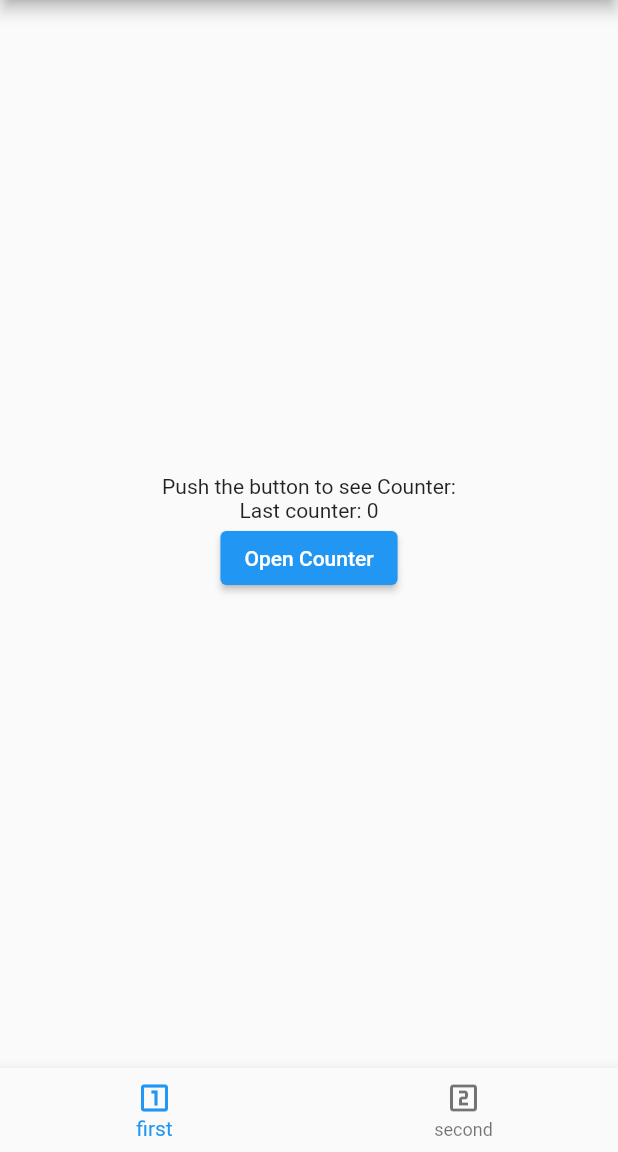
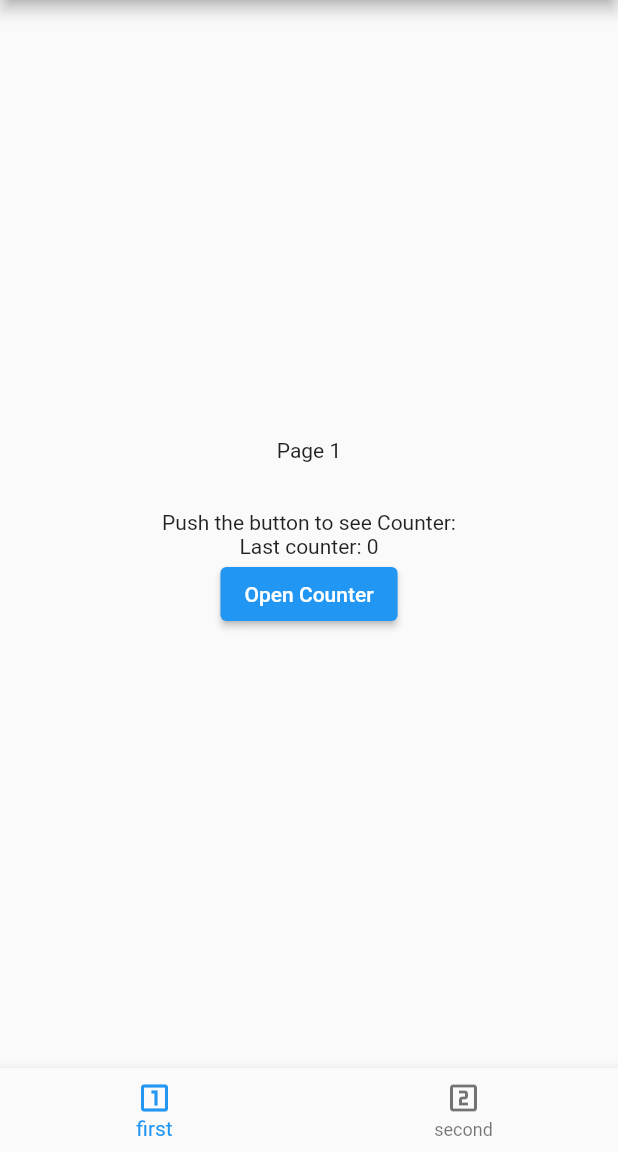
Before and after one commit to XUXAYM/navigator, a Flutter app: the screen it shows after launch, on a phone screen of 412 x 824 dp, the part 84-1236 px from its top. Run offline on Flutter 3.47's test engine with Material 2 defaults, Android fonts, the phone set to English and light mode, and no system bars.

Commit message:
Some fixes

```diff
--- a/lib/main.dart
+++ b/lib/main.dart
@@ -50,7 +50,7 @@ class _HomePageState extends State<HomePage> {
       appBar: AppBar(
         title: const Text(DemoApp.title),
       ),
-      // body: _tabs[_index]
+      //body: _tabs[_index],
       body: IndexedStack(
         index: _index,
         children: _tabs,
@@ -98,6 +98,8 @@ class _HomeContentState extends State<HomeContent> {
         child: Column(
           mainAxisAlignment: MainAxisAlignment.center,
           children: <Widget>[
+            Text('Page ${widget.index + 1}'),
+            const SizedBox(height: 32),
             const Text(
               'Push the button to see Counter:',
             ),
```
